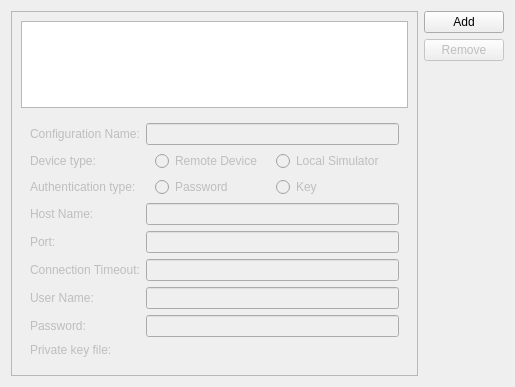
Qt form src/plugins/qt4projectmanager/qt-maemo/maemosettingswidget.ui (qt-creator/qt-creator) before a commit.
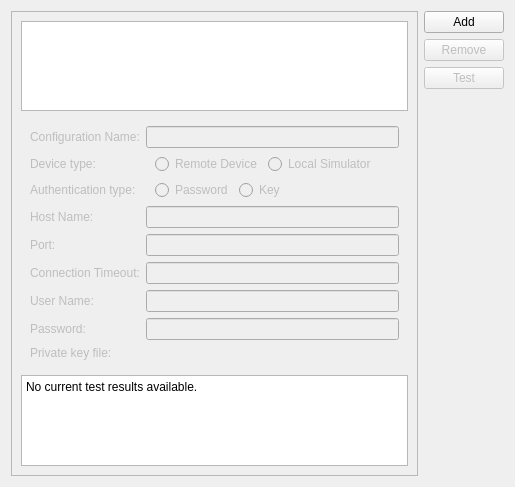
The same form after that commit. Custom widgets are drawn as their Qt base class.

Patch:
```diff
--- a/src/plugins/qt4projectmanager/qt-maemo/maemosettingswidget.ui
+++ b/src/plugins/qt4projectmanager/qt-maemo/maemosettingswidget.ui
@@ -7,7 +7,7 @@
     <x>0</x>
     <y>0</y>
     <width>515</width>
-    <height>387</height>
+    <height>487</height>
    </rect>
   </property>
   <property name="windowTitle">
@@ -32,6 +32,9 @@
          <bool>false</bool>
         </property>
         <layout class="QFormLayout" name="formLayout">
+         <property name="fieldGrowthPolicy">
+          <enum>QFormLayout::ExpandingFieldsGrow</enum>
+         </property>
          <item row="0" column="0">
           <widget class="QLabel" name="label">
            <property name="text">
@@ -175,6 +178,20 @@
         </layout>
        </widget>
       </item>
+      <item>
+       <widget class="QTextEdit" name="testResultEdit">
+        <property name="readOnly">
+         <bool>true</bool>
+        </property>
+        <property name="html">
+         <string>&lt;!DOCTYPE HTML PUBLIC &quot;-//W3C//DTD HTML 4.0//EN&quot; &quot;http://www.w3.org/TR/REC-html40/strict.dtd&quot;&gt;
+&lt;html&gt;&lt;head&gt;&lt;meta name=&quot;qrichtext&quot; content=&quot;1&quot; /&gt;&lt;style type=&quot;text/css&quot;&gt;
+p, li { white-space: pre-wrap; }
+&lt;/style&gt;&lt;/head&gt;&lt;body style=&quot; font-family:'Sans Serif'; font-size:9pt; font-weight:400; font-style:normal;&quot;&gt;
+&lt;p style=&quot; margin-top:0px; margin-bottom:0px; margin-left:0px; margin-right:0px; -qt-block-indent:0; text-indent:0px;&quot;&gt;No current test results available.&lt;/p&gt;&lt;/body&gt;&lt;/html&gt;</string>
+        </property>
+       </widget>
+      </item>
      </layout>
     </widget>
    </item>
@@ -197,6 +214,16 @@
        </property>
       </widget>
      </item>
+     <item>
+      <widget class="QPushButton" name="testConfigButton">
+       <property name="enabled">
+        <bool>false</bool>
+       </property>
+       <property name="text">
+        <string>Test</string>
+       </property>
+      </widget>
+     </item>
      <item>
       <spacer name="verticalSpacer">
        <property name="orientation">
```
Left out of the diff: 25 changed lines with no effect on the pictures.
